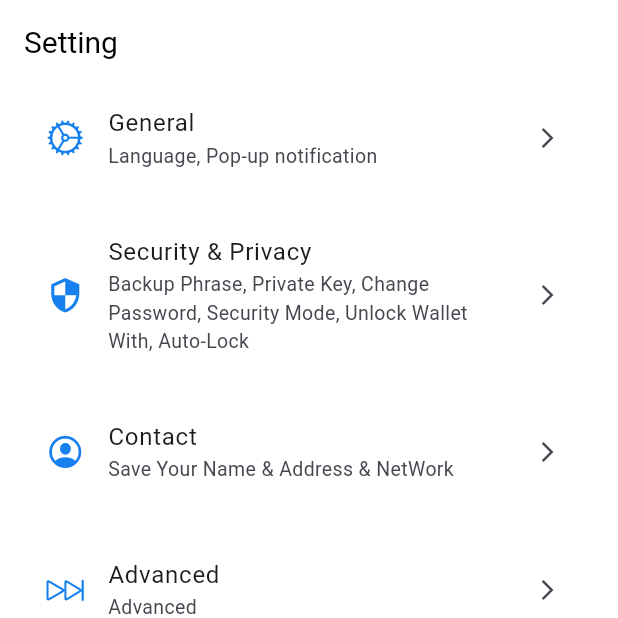
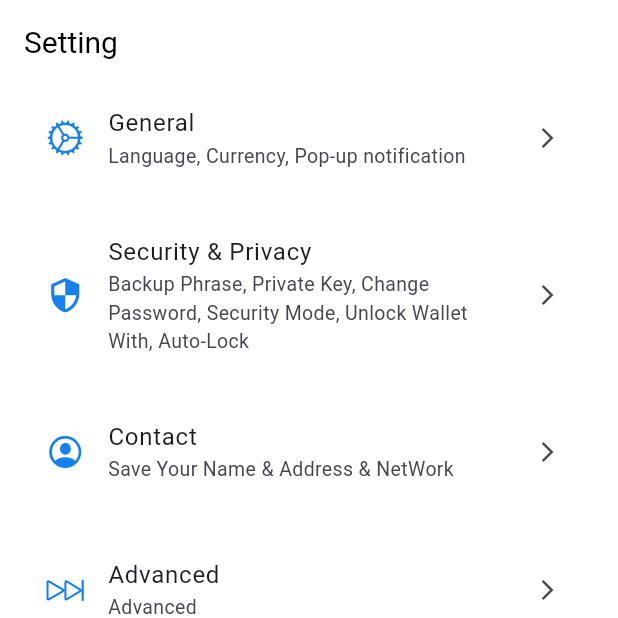
Before and after one commit to EHTESHAMURRAHMAN/TIXCASH, a Flutter app: the SettingsView screen opened by its route, on a phone screen of 412 x 824 dp, the top half of it. Run offline on Flutter 3.47's test engine with Material 3 defaults, Android fonts, the phone set to English and light mode, and no system bars; drawn by our look-alikes of overlay_support; our stand-ins replace cached_network_image, dotted_border, flutter_advanced_drawer, flutter_easyloading, flutter_slidable, flutter_svg and 17 more; missing offline and left inert: bottom_sheet, dart:ffi, local_auth_android, local_auth_ios, mobile_scanner, qr_code_utils and 1 more; accounts and stored records are empty; network calls fail.

```diff
--- a/lib/lang/ch_CH.dart
+++ b/lib/lang/ch_CH.dart
@@ -256,7 +256,7 @@ const Map<String, String> ch_CH = {
   "Select Premium Plan": "选择高级计划",
   "Select Currency": "选择货币",
   "General": "通用",
-  "Language, Pop-up notification": "语言、弹出通知",
+  "Language, Currency, Pop-up notification": "语言、货币、弹出通知",
   "Security & Privacy": "安全与隐私",
   "Backup Phrase, Private Key, Change Password, Security Mode, Unlock Wallet With, Auto-Lock":
       "备份短语、私钥、更改密码、安全模式、解锁钱包、自动锁定",
--- a/lib/lang/jp_JP.dart
+++ b/lib/lang/jp_JP.dart
@@ -258,7 +258,7 @@ const Map<String, String> jp_JP = {
   "Select Premium Plan": "プレミアムプランを選択",
   "Select Currency": "通貨を選択",
   "General": "一般",
-  "Language, Pop-up notification": "言語、ポップアップ通知",
+  "Language, Currency, Pop-up notification": "言語、通貨、ポップアップ通知",
   "Security & Privacy": "セキュリティとプライバシー",
   "Backup Phrase, Private Key, Change Password, Security Mode, Unlock Wallet With, Auto-Lock":
       "バックアップフレーズ、プライベートキー、パスワードの変更、セキュリティモード、ウォレットのロック解除、自動ロック",
--- a/lib/lang/ru_RU.dart
+++ b/lib/lang/ru_RU.dart
@@ -254,7 +254,8 @@ const Map<String, String> ru_RU = {
   "Select Premium Plan": "Выберите Премиум-план",
   "Select Currency": "Выберите валюту",
   "General": "Общий",
-  "Language, Pop-up notification": "Язык, Всплывающее уведомление",
+  "Language, Currency, Pop-up notification":
+      "Язык, валюта, всплывающее уведомление",
   "Security & Privacy": "Безопасность и конфиденциальность",
   "Backup Phrase, Private Key, Change Password, Security Mode, Unlock Wallet With, Auto-Lock":
       "Резервная фраза, закрытый ключ, смена пароля, режим безопасности, разблокировка кошелька с помощью, автоматическая блокировка",
@@ -329,7 +330,7 @@ const Map<String, String> ru_RU = {
   "Currency": "Валюта",
   "Username": "Имя пользователя",
   "Select Recovery type": "Выберите тип восстановления",
-  "Select Recover Account Type": "Выберите восстановить тип учетной записи",
+  "Select Recover Account Type": "Выберите тип",
   "Secret Phrase": "Секретная фраза",
   "Enter Private Key": "Введите закрытый ключ",
   "Private Key": "Закрытый ключ",
--- a/lib/lang/sp_SP.dart
+++ b/lib/lang/sp_SP.dart
@@ -260,7 +260,8 @@ const Map<String, String> sp_SP = {
   "Select Premium Plan": "Seleccionar Plan Premium",
   "Select Currency": "Seleccionar Moneda",
   "General": "General",
-  "Language, Pop-up notification": "Idioma, Notificación Emergente",
+  "Language, Currency, Pop-up notification":
+      "Idioma, moneda, notificación emergente",
   "Security & Privacy": "Seguridad y Privacidad",
   "Backup Phrase, Private Key, Change Password, Security Mode, Unlock Wallet With, Auto-Lock":
       "Frase de Respaldo, Clave Privada, Cambiar Contraseña, Modo de Seguridad, Desbloquear Billetera Con, Autobloqueo",
--- a/lib/lang/th_TH.dart
+++ b/lib/lang/th_TH.dart
@@ -259,7 +259,8 @@ const Map<String, String> th_TH = {
   "Select Premium Plan": "เลือกแผนพรีเมียม",
   "Select Currency": "เลือกสกุลเงิน",
   "General": "ทั่วไป",
-  "Language, Pop-up notification": "ภาษา, การแจ้งเตือนแบบป๊อปอัป",
+  "Language, Currency, Pop-up notification":
+      "ภาษา สกุลเงิน การแจ้งเตือนแบบป๊อปอัป",
   "Security & Privacy": "ความปลอดภัยและความเป็นส่วนตัว",
   "Backup Phrase, Private Key, Change Password, Security Mode, Unlock Wallet With, Auto-Lock":
       "วลีสำรอง, คีย์ส่วนตัว, เปลี่ยนรหัสผ่าน, โหมดความปลอดภัย, ปลดล็อคกระเป๋าเงินด้วย, ล็อคอัตโนมัติ",
--- a/lib/pages/dashboard/tabs/invite/My_Referrals/views/myReferralViews.dart
+++ b/lib/pages/dashboard/tabs/invite/My_Referrals/views/myReferralViews.dart
@@ -38,7 +38,7 @@ class MyReferral extends GetView<MyReferralController> {
               tabs: _tabs),
         ),
         body: TabBarView(
-          physics: const BouncingScrollPhysics(),
+          // physics: const BouncingScrollPhysics(),
           dragStartBehavior: DragStartBehavior.down,
           children: _views,
         ),
--- a/lib/pages/dashboard/tabs/settings/settings_view.dart
+++ b/lib/pages/dashboard/tabs/settings/settings_view.dart
@@ -66,7 +66,7 @@ class SettingsView extends GetView<SettingsController> {
                   style: GoogleFonts.roboto(fontSize: 16),
                 ),
                 subtitle: Text(
-                  'Language, Pop-up notification'.tr,
+                  'Language, Currency, Pop-up notification'.tr,
                   style: GoogleFonts.roboto(fontSize: 13),
                 ),
               ),
--- a/lib/pages/splash/splash_binding.dart
+++ b/lib/pages/splash/splash_binding.dart
@@ -5,7 +5,6 @@ import 'splash_controller.dart';
 class SplashBinding extends Bindings {
   @override
   void dependencies() {
-    // Get.lazyPut<SplashController>(() => SplashController());
     Get.put<SplashController>(SplashController());
   }
 }
--- a/lib/shared/constants/storage.dart
+++ b/lib/shared/constants/storage.dart
@@ -1,10 +1,8 @@
 class StorageConstants {
   static const String token = 'token';
   static const String userInfo = 'userInfo';
-  static const String userInfo2 = 'userInfo2';
   static const String userPassword = 'user_pass';
   static const String backup = 'is_backup';
-  static const String saveNetwork = 'saveNetwork';
   static const String phrase = 'phrase';
   static const String remindLater = 'remind_later';
   static const String isFingerPrint = 'is_fingerprint';
--- a/lib/shared/utils/common_widget.dart
+++ b/lib/shared/utils/common_widget.dart
@@ -86,7 +86,7 @@ class SaveButton extends StatelessWidget {
               child: Center(
                 child: Text(
                   title,
-                  style: GoogleFonts.roboto(fontSize: 16),
+                  style: GoogleFonts.roboto(fontSize: 16, color: Colors.white),
                 ),
               ),
             ),
@@ -101,7 +101,7 @@ class SaveButton extends StatelessWidget {
             child: Center(
               child: Text(
                 title,
-                style: GoogleFonts.roboto(fontSize: 16),
+                style: GoogleFonts.roboto(fontSize: 16, color: Colors.white),
               ),
             ),
           );
```
Also changed, not shown: lib/pages/account/finger_print_login/finger_print_login_view.dart (+4 -4 lines), 3 other files.
